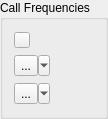
First picture: the form in mqt/MqtLogger/runbuttonsframe.ui, repository Rsclub22/Minos2-Mirror, before the edit.
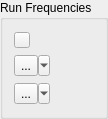
Second picture: the form after the edit.

Commit message: Try to convert to "Run" frequencies instead of "Call"

```diff
--- a/mqt/MqtLogger/runbuttonsframe.ui
+++ b/mqt/MqtLogger/runbuttonsframe.ui
@@ -14,7 +14,7 @@
    <string>Call Freqs</string>
   </property>
   <property name="title">
-   <string>Call Frequencies</string>
+   <string>Run Frequencies</string>
   </property>
   <layout class="QVBoxLayout" name="verticalLayout">
    <item>
```
The commit also changes 3 other files.
